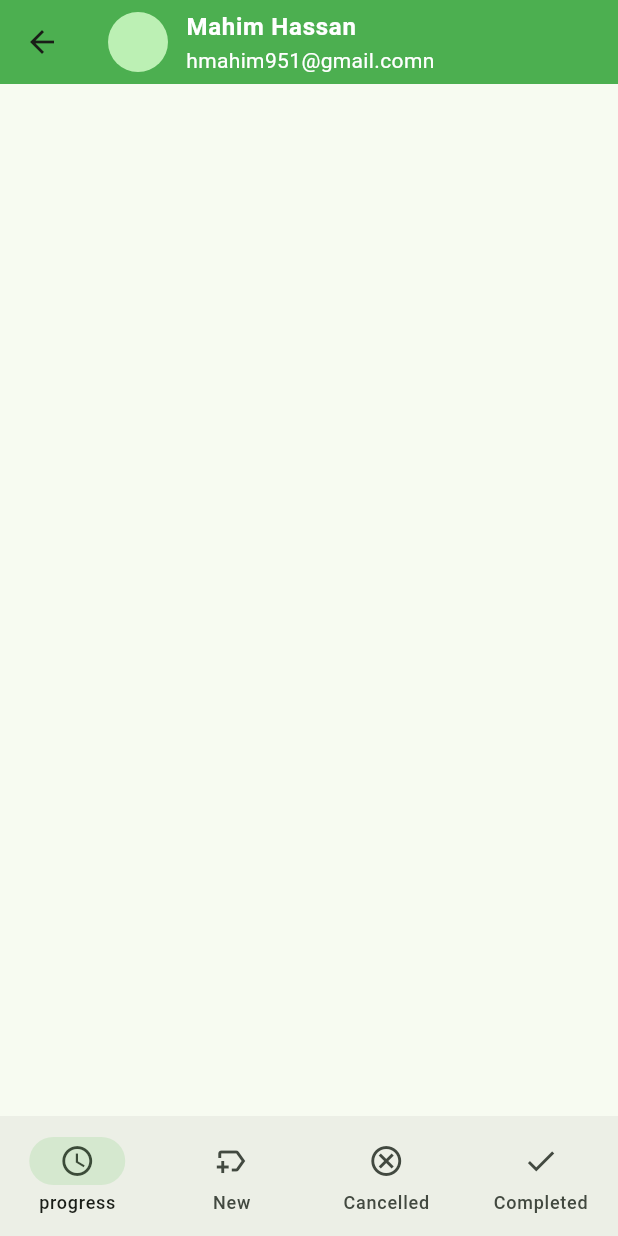
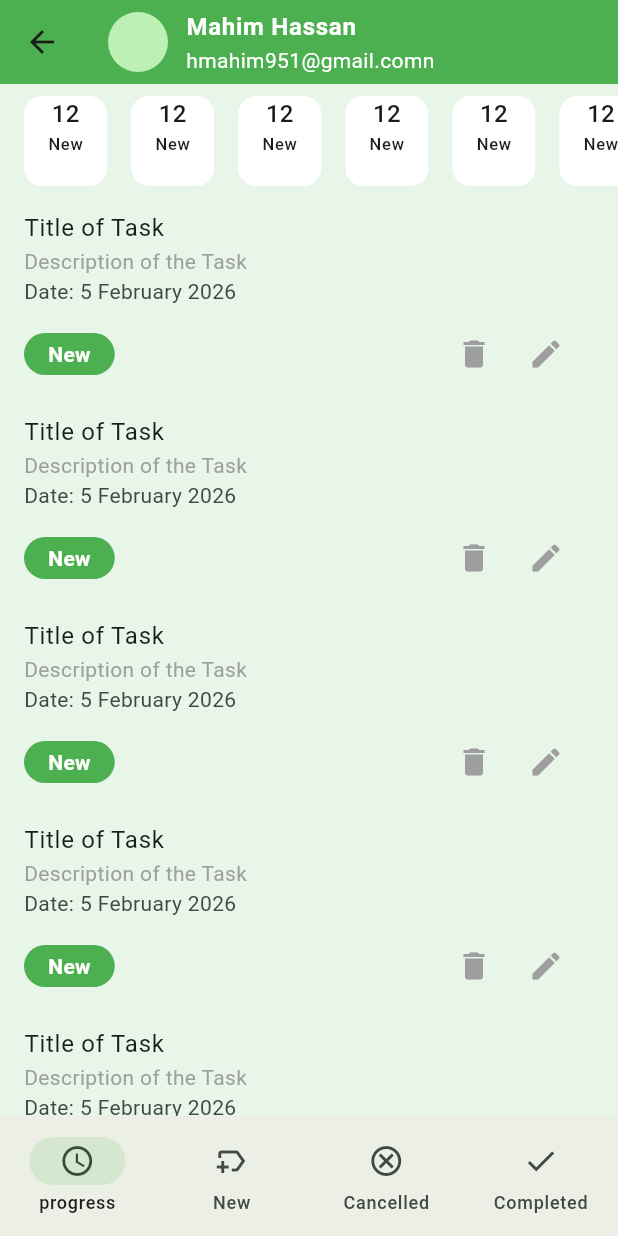
Before and after one commit to Mahim123-Hassan/TaskManagerApp, a Flutter app: the MainBottomNavHolderScreen screen opened by its route, on a phone screen of 412 x 824 dp. Run offline on Flutter 3.47's test engine with Material 3 defaults, Android fonts, the phone set to English and light mode, and no system bars; our stand-ins replace flutter_svg, pin_code_fields.

Commit message:
added new_task_list_screen

```diff
--- a/lib/app.dart
+++ b/lib/app.dart
@@ -55,6 +55,7 @@ class taskManagerApp extends StatelessWidget {
           titleLarge: TextStyle(fontSize: 24, fontWeight: FontWeight.w600),
           labelLarge: TextStyle(fontSize: 14,fontWeight: FontWeight.w500,color: Colors.grey)
         ),
+        scaffoldBackgroundColor: Colors.green.shade50,
       ),
 
       routes: <String, WidgetBuilder>{
--- a/lib/ui/screens/main_bottom_nav_holder_screen.dart
+++ b/lib/ui/screens/main_bottom_nav_holder_screen.dart
@@ -1,4 +1,5 @@
 import 'package:flutter/material.dart';
+import 'package:task_manager_app/ui/screens/new_task_list_screen.dart';
 import 'package:task_manager_app/ui/screens/tm_app_bar.dart';
 
 class MainBottomNavHolderScreen extends StatefulWidget {
@@ -11,20 +12,26 @@ class MainBottomNavHolderScreen extends StatefulWidget {
 }
 
 class _MainBottomNavHolderScreenState extends State<MainBottomNavHolderScreen> {
-
-  int _selectedIndex=0;
+  int _selectedIndex = 0;
+  final List<Widget> _screen=[
+    NewTaskListScreen(),
+    NewTaskListScreen(),
+    NewTaskListScreen(),
+    NewTaskListScreen(),
+  ];
 
   @override
   Widget build(BuildContext context) {
     return Scaffold(
-      appBar: TMAppBar(textTheme: TextTheme()),
+      appBar: TMAppBar(textTheme: TextTheme(),
+
+      ),
+      body: _screen[_selectedIndex],
       bottomNavigationBar: NavigationBar(
         selectedIndex: _selectedIndex,
-        onDestinationSelected: (int index){
-          _selectedIndex=index;
-          setState(() {
-
-          });
+        onDestinationSelected: (int index) {
+          _selectedIndex = index;
+          setState(() {});
         },
         destinations: [
           NavigationDestination(
--- /dev/null
+++ b/lib/ui/screens/new_task_list_screen.dart
@@ -0,0 +1,101 @@
+import 'package:flutter/material.dart';
+
+class NewTaskListScreen extends StatefulWidget {
+  const NewTaskListScreen({super.key});
+
+  @override
+  State<NewTaskListScreen> createState() => _NewTaskListScreenState();
+}
+
+class _NewTaskListScreenState extends State<NewTaskListScreen> {
+  @override
+  Widget build(BuildContext context) {
+    return Scaffold(
+      body: Column(
+        spacing: 8,
+        children: [
+          SizedBox(),
+          _buildTaskSumaryListView(),
+          Expanded(
+            child: ListView.builder(
+              itemBuilder: (context, index) {
+                return ListTile(
+                  title: Text("Title of Task"),
+                  subtitle: Column(
+                    crossAxisAlignment: .start,
+                    children: [
+                      Text(
+                        "Description of the Task",
+                        style: TextStyle(color: Colors.grey),
+                      ),
+                      Text("Date: 5 February 2026"),
+                      SizedBox(height: 8),
+                      Row(
+                        children: [
+                          Container(
+                            child: Padding(
+                              padding: const EdgeInsets.symmetric(
+                                horizontal: 16,
+                                vertical: 4,
+                              ),
+
+                              child: Text(
+                                "New",
+                                style: TextStyle(
+                                  color: Colors.white,
+                                  fontWeight: FontWeight.w600,
+                                ),
+                              ),
+                            ),
+                            decoration: BoxDecoration(
+                              color: Colors.green,
+                              borderRadius: BorderRadius.circular(16),
+                            ),
+                          ),
+                          Spacer(),
+                          IconButton(onPressed: (){}, icon: Icon(Icons.delete,color: Colors.grey,)),
+                          IconButton(onPressed: (){}, icon: Icon(Icons.edit,color: Colors.grey,))
+                        ],
+                      ),
+                    ],
+                  ),
+                );
+              },
+            ),
+          ),
+        ],
+      ),
+    );
+  }
+}
+
+class _buildTaskSumaryListView extends StatelessWidget {
+  const _buildTaskSumaryListView({super.key});
+
+  @override
+  Widget build(BuildContext context) {
+    return SizedBox(
+      height: 60,
+      child: ListView.builder(
+        itemCount: 10,
+        scrollDirection: Axis.horizontal,
+        itemBuilder: (context, index) {
+          return Card(
+            elevation: 0,
+            color: Colors.white,
+            margin: EdgeInsets.only(left: 16),
+            child: Padding(
+              padding: const EdgeInsets.symmetric(horizontal: 16),
+              child: Column(
+                children: [
+                  Text("12", style: TextTheme.of(context).titleMedium),
+                  Text("New", style: TextTheme.of(context).labelSmall),
+                ],
+              ),
+            ),
+          );
+        },
+      ),
+    );
+  }
+}
```
